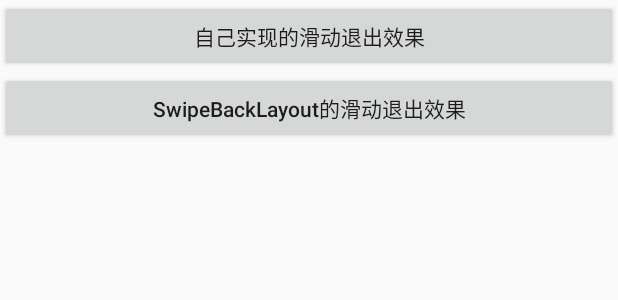
After one commit to rentongfu/MyTestApp, an Android app: the layout activity_smooth_exit_menu.xml on its own in the app's theme, with its tools: preview values and no code run, on a phone screen of 412 x 824 dp. The commit adds this screen. Shown: the top 300 px of the screen. Run offline under Robolectric (Android 15) with nearby library versions, the phone set to English and light mode, and no system bars.

Commit message:
增加一个第三方的滑动退出效果demo SwipeBackLayout

```diff
--- a/app/build.gradle
+++ b/app/build.gradle
@@ -46,6 +46,8 @@ dependencies {
     compile group: 'org.greenrobot', name: 'eventbus', version: '3.1.1'
     implementation 'com.android.support:support-v4:27.+'
 
-   // implementation 'cn.jiguang.sdk:jpush:3.2.0'  // 此处以JPush 3.2.0 版本为例。
-   // implementation 'cn.jiguang.sdk:jcore:1.2.7'  // 此处以JCore 1.2.7 版本为例。
+    // implementation 'cn.jiguang.sdk:jpush:3.2.0'  // 此处以JPush 3.2.0 版本为例。
+    // implementation 'cn.jiguang.sdk:jcore:1.2.7'  // 此处以JCore 1.2.7 版本为例。
+
+    implementation 'me.imid.swipebacklayout.lib:library:1.1.0'
 }
--- a/app/src/main/java/com/tongfu/mytestapp/MainActivity.java
+++ b/app/src/main/java/com/tongfu/mytestapp/MainActivity.java
@@ -20,6 +20,7 @@ import com.tongfu.mytestapp.permission.PermissionActivity;
 import com.tongfu.mytestapp.recyclerview.RecyclerViewActivity;
 import com.tongfu.mytestapp.service.MusicPlayActivity;
 import com.tongfu.mytestapp.smoothexit.SmoothExitActivity;
+import com.tongfu.mytestapp.smoothexit.SmoothExitMenuActivity;
 import com.tongfu.mytestapp.swiperefresh.SwipeRefreshActivity;
 import com.tongfu.mytestapp.video.VideoPlayEntryActivity;
 
@@ -102,7 +103,7 @@ public class MainActivity extends AppCompatActivity {
 
     @OnClick(R.id.btn_smooth_exit)
     void onBtnSmoothExitClicked(){
-        Intent intent = new Intent(this , SmoothExitActivity.class);
+        Intent intent = new Intent(this , SmoothExitMenuActivity.class);
         startActivity(intent);
 
     }
--- /dev/null
+++ b/app/src/main/res/layout/activity_smooth_exit_menu.xml
@@ -0,0 +1,20 @@
+<?xml version="1.0" encoding="utf-8"?>
+<LinearLayout xmlns:android="http://schemas.android.com/apk/res/android"
+    xmlns:app="http://schemas.android.com/apk/res-auto"
+    xmlns:tools="http://schemas.android.com/tools"
+    android:layout_width="match_parent"
+    android:layout_height="match_parent"
+    tools:context=".smoothexit.SmoothExitMenuActivity"
+    android:orientation="vertical">
+    <Button
+        android:layout_width="match_parent"
+        android:layout_height="wrap_content"
+        android:text="自己实现的滑动退出效果"
+        android:id="@+id/btn_my_smooth_exit"/>
+    <Button
+        android:layout_width="match_parent"
+        android:layout_height="wrap_content"
+        android:text="SwipeBackLayout的滑动退出效果"
+        android:id="@+id/btn_swipe_back_layout"/>
+
+</LinearLayout>
```
Also changed, not shown: app/src/main/java/com/tongfu/mytestapp/smoothexit/SmoothExitMenuActivity.java (added, +31 -0 lines), app/src/main/java/com/tongfu/mytestapp/smoothexit/SwipeBackLayoutActivity.java (added, +57 -0 lines), app/src/main/res/layout/activity_swipe_back_layout.xml (added, +9 -0 lines).
